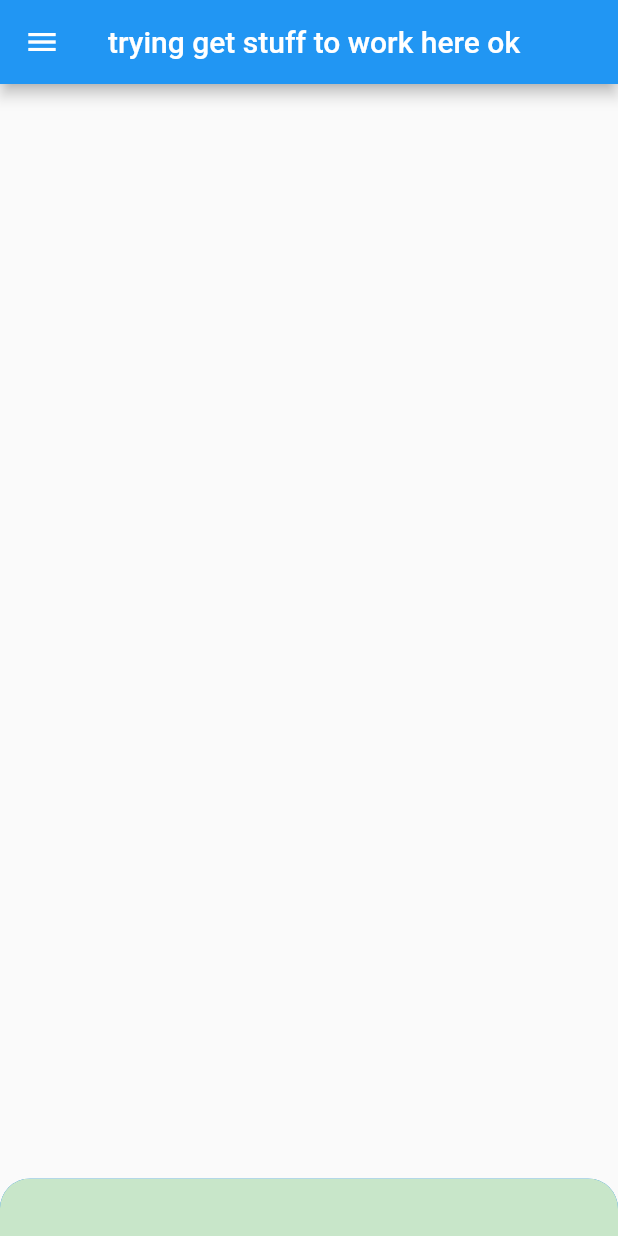
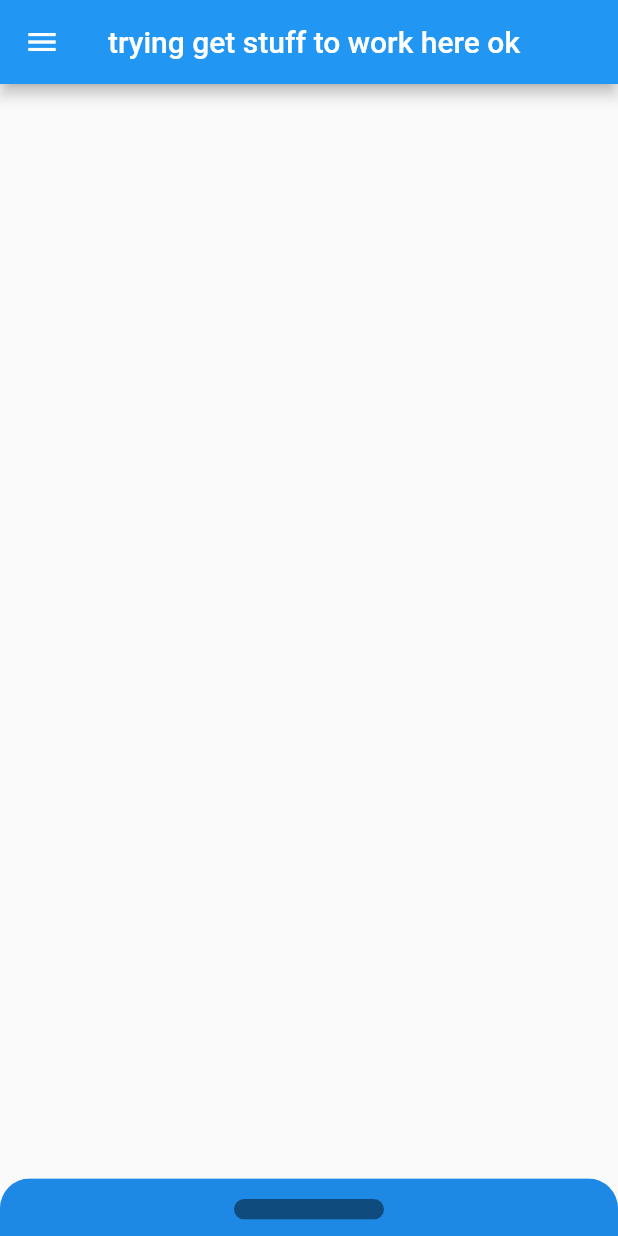
Before and after one commit to TrChik/parkingapp, a Flutter app: the screen it shows after launch, on a phone screen of 412 x 824 dp. Run offline on Flutter 3.47's test engine with Material 2 defaults, Android fonts, the phone set to English and light mode, and no system bars.

Commit message:
set sheet bar

```diff
--- a/lib/main.dart
+++ b/lib/main.dart
@@ -54,11 +54,26 @@ class MyHomePage extends StatelessWidget {
                         children: <Widget>[
                           Container(
                             height: scrollableSheetDragBarHeight/2,
-                            color: Colors.green[100]
+                            child: Center(
+                              child: Container(
+                                width: 100,
+                                height: scrollableSheetDragBarHeight/6,
+                                child: ClipRRect(
+                                  borderRadius: BorderRadius.all(Radius.circular(20)),
+                                  child: Container(
+                                    color: Colors.black45,
+                                  )
+                                )
+                              )
+                            )
                           ),
                           Container(
                             height: scrollableSheetDragBarHeight/2,
-                            color: Colors.red[100]
+                            padding: EdgeInsets.only(top: 7),
+                            child: Text(
+                              'Info',
+                              style: TextStyle(color: Colors.white, fontWeight: FontWeight.bold, fontSize: 20)
+                            ),
                           )
                         ],
                       )
```
